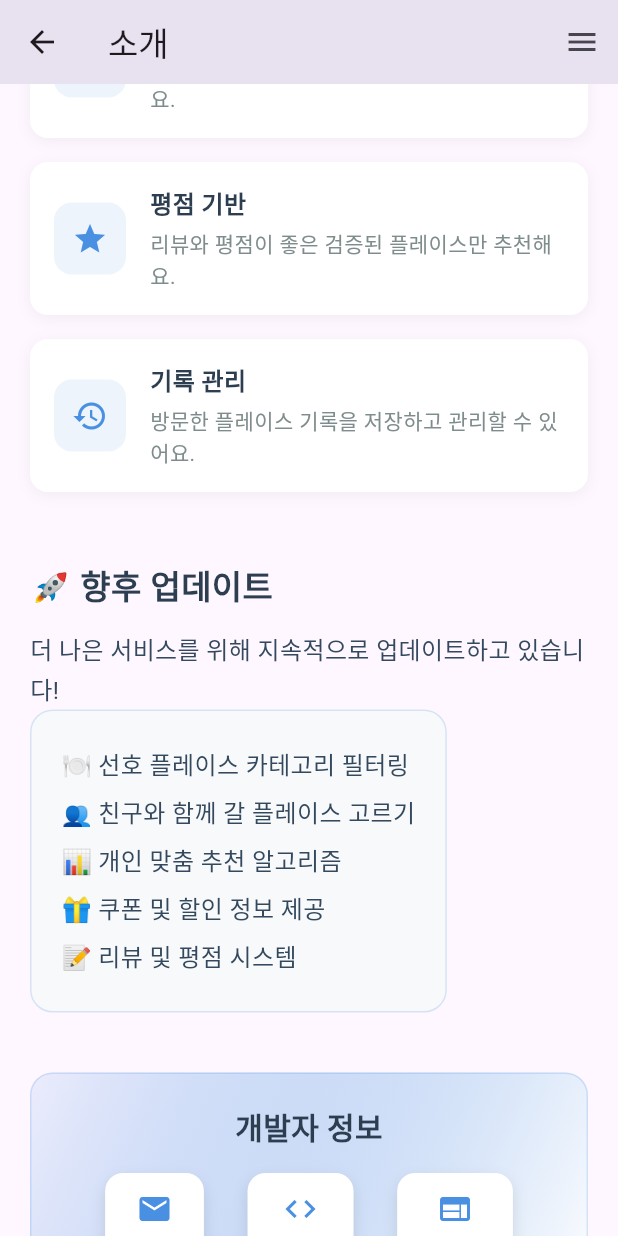
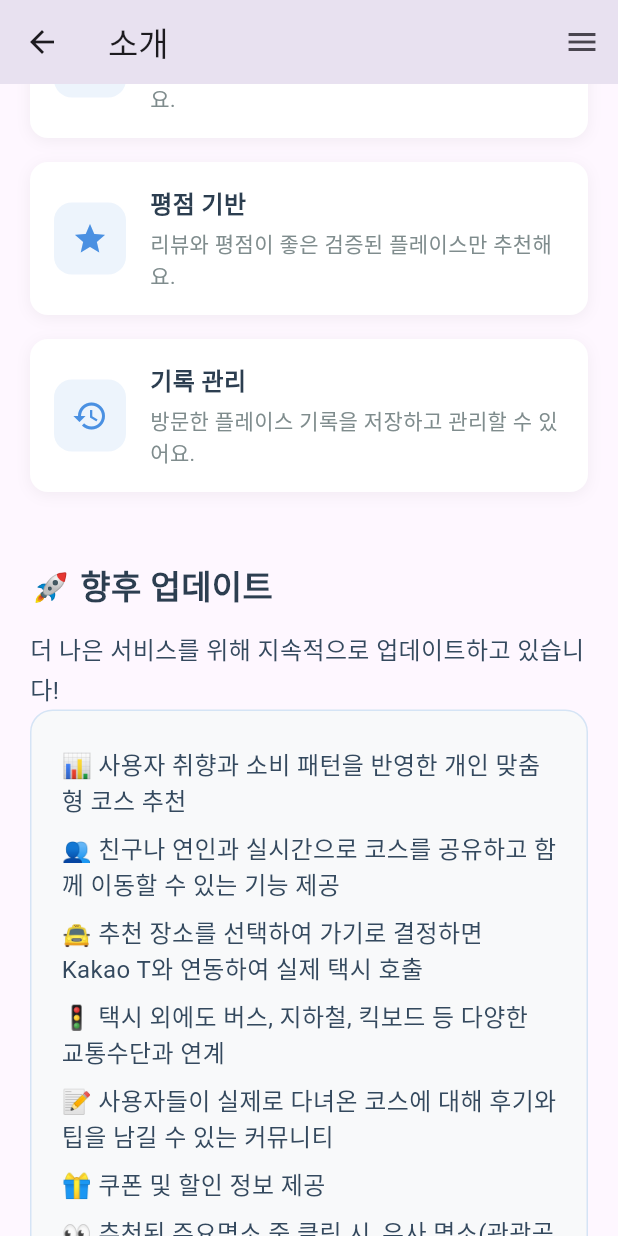
Before and after one commit to Ju-Rak-E/Front, a Flutter app: the AboutScreen screen opened directly, scrolled down 1152 dp, on a phone screen of 412 x 824 dp. Run offline on Flutter 3.47's test engine with Material 3 defaults, Android fonts, the phone set to English and light mode, and no system bars; our stand-ins replace dio, flutter_dotenv, flutter_secure_storage, geolocator; missing offline and left inert: flutter_inappwebview, flutter_naver_map, kakao_flutter_sdk_common, kakao_flutter_sdk_user; accounts and stored records are empty.

Commit message:
refactor : about ment

```diff
--- a/lib/screens/about_screen.dart
+++ b/lib/screens/about_screen.dart
@@ -137,11 +137,14 @@ class _AboutScreenState extends State<AboutScreen> {
               child: Column(
                 crossAxisAlignment: CrossAxisAlignment.start,
                 children: [
-                  _buildUpdateItem('🍽️ 선호 플레이스 카테고리 필터링'),
-                  _buildUpdateItem('👥 친구와 함께 갈 플레이스 고르기'),
-                  _buildUpdateItem('📊 개인 맞춤 추천 알고리즘'),
+                  _buildUpdateItem('📊 사용자 취향과 소비 패턴을 반영한 개인 맞춤형 코스 추천'),
+                  _buildUpdateItem('👥 친구나 연인과 실시간으로 코스를 공유하고 함께 이동할 수 있는 기능 제공'),
+                  _buildUpdateItem('🚖 추천 장소를 선택하여 가기로 결정하면 Kakao T와 연동하여 실제 택시 호출'),
+                  _buildUpdateItem('🚦 택시 외에도 버스, 지하철, 킥보드 등 다양한 교통수단과 연계'),
+                  _buildUpdateItem('📝 사용자들이 실제로 다녀온 코스에 대해 후기와 팁을 남길 수 있는 커뮤니티'),
                   _buildUpdateItem('🎁 쿠폰 및 할인 정보 제공'),
-                  _buildUpdateItem('📝 리뷰 및 평점 시스템'),
+                  _buildUpdateItem('👀 추천된 주요명소 중 클릭 시, 유사 명소(관광공사 API 활용)도 함께 추천'),
+                  _buildUpdateItem('🤝 잘 알려지지 않은 로컬 관광지도 포함하여 추천 범위 확장 및 지역 관광 활성화'),
                 ],
               ),
             ),
@@ -413,7 +416,7 @@ class _AboutScreenState extends State<AboutScreen> {
   void _launchEmail() async {
     final Uri emailUri = Uri(
       scheme: 'mailto',
-      path: 'contact@rmago.com',
+      path: 'nikmir419@gmail.com',
       query: 'subject=얼마Go 문의사항',
     );
     if (await canLaunchUrl(emailUri)) {
@@ -422,7 +425,7 @@ class _AboutScreenState extends State<AboutScreen> {
   }
 
   void _launchGitHub() async {
-    final Uri githubUri = Uri.parse('https://github.com/rmago');
+    final Uri githubUri = Uri.parse('https://github.com/Ju-Rak-E');
     if (await canLaunchUrl(githubUri)) {
       await launchUrl(githubUri);
     }
```
